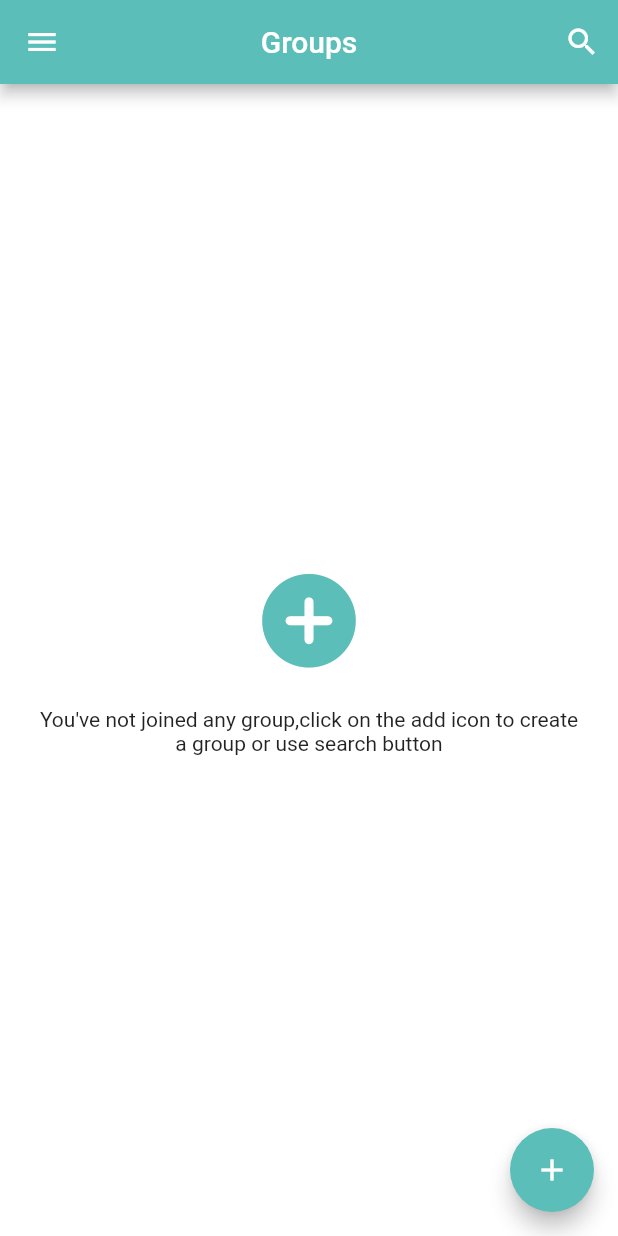
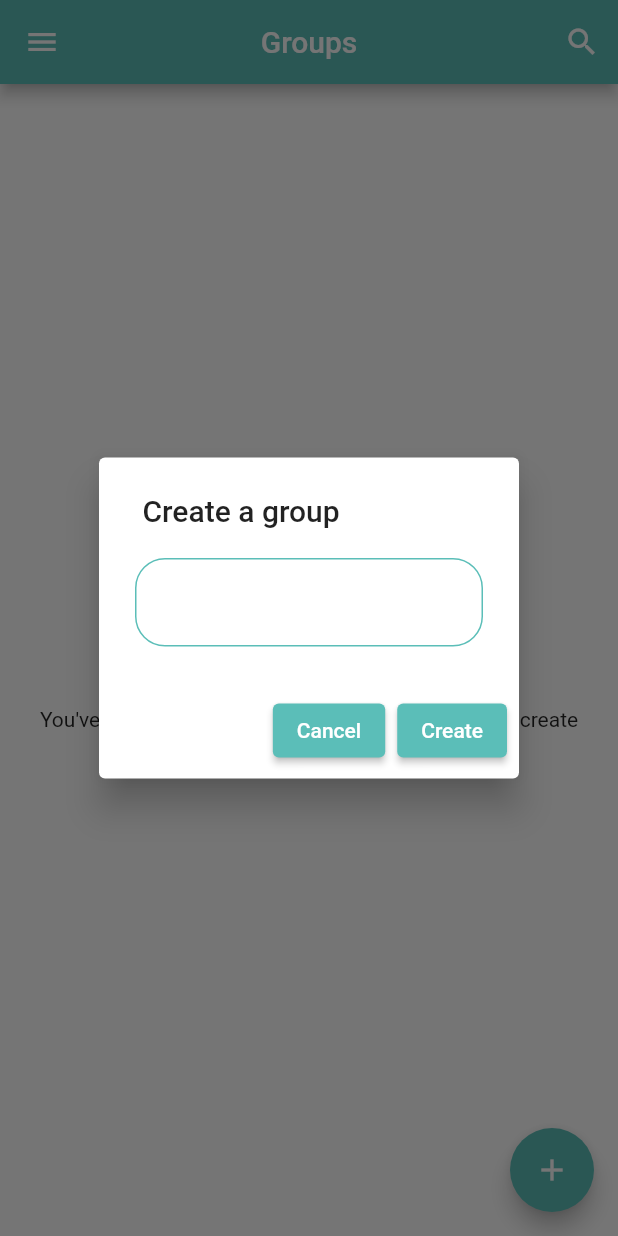
Before and after one commit to aakashshivgan/vchatFlutterApp, a Flutter app: the HomePage screen opened directly, after a tap on the "add" icon, on a phone screen of 412 x 824 dp. Run offline on Flutter 3.47's test engine with Material 2 defaults, Android fonts, the light colour scheme and no system bars; our stand-ins replace cloud_firestore, firebase_auth, firebase_core, shared_preferences; accounts and stored records are empty.

Commit message:
created group and showed on homepage

```diff
--- a/lib/pages/home_page.dart
+++ b/lib/pages/home_page.dart
@@ -7,6 +7,7 @@ import 'package:vechat/services/database_service.dart';
 import 'package:vechat/widgets/widgets.dart';
 import 'package:vechat/pages/search_page.dart';
 
+import '../widgets/group_tile.dart';
 import 'auth/login_page.dart';
 
 class HomePage extends StatefulWidget {
@@ -21,11 +22,22 @@ class _HomePageState extends State<HomePage> {
   String email = "";
   AuthServices authServices = AuthServices();
   Stream? groups;
+  bool _isLoading = false;
+  String groupName = "";
 
   @override
   void initState() {
     super.initState();
     gettingUserData();
+  }
+
+// String Manipulation
+  String getId(String res) {
+    return res.substring(0, res.indexOf("_"));
+  }
+
+  String getName(String res) {
+    return res.substring(res.indexOf("_") + 1);
   }
 
   gettingUserData() async {
@@ -169,7 +181,17 @@ class _HomePageState extends State<HomePage> {
         if (snapshot.hasData) {
           if (snapshot.data["groups"] != Null) {
             if (snapshot.data["groups"].length != 0) {
-              return const Text("hello");
+              return ListView.builder(
+                  itemCount: snapshot.data['groups'].length,
+                  itemBuilder: ((context, index) {
+                    int reverseIndex =
+                        snapshot.data["groups"].length - index - 1;
+                    return GroupTile(
+                        username: snapshot.data["Fullname"],
+                        groupId: getId(snapshot.data["groups"][reverseIndex]),
+                        groupName:
+                            getName(snapshot.data["groups"][reverseIndex]));
+                  }));
             } else {
               return noGroupWidgets();
             }
@@ -186,7 +208,85 @@ class _HomePageState extends State<HomePage> {
     );
   }
 
-  popUpDialog(BuildContext context) {}
+  popUpDialog(BuildContext context) {
+    showDialog(
+        barrierDismissible: false,
+        context: context,
+        builder: (context) {
+          return StatefulBuilder(builder: (context, setState) {
+            return AlertDialog(
+              elevation: 10,
+              title: const Text(
+                " Create a group",
+                textAlign: TextAlign.left,
+              ),
+              content: Column(
+                mainAxisSize: MainAxisSize.min,
+                children: [
+                  _isLoading == true
+                      ? Center(
+                          child: CircularProgressIndicator(
+                            color: Theme.of(context).primaryColor,
+                          ),
+                        )
+                      : TextField(
+                          onChanged: (val) {
+                            setState(() {
+                              groupName = val;
+                            });
+                          },
+                          decoration: InputDecoration(
+                            enabledBorder: OutlineInputBorder(
+                                borderSide: BorderSide(
+                                    color: Theme.of(context).primaryColor),
+                                borderRadius: BorderRadius.circular(20)),
+                            focusedBorder: OutlineInputBorder(
+                                borderSide: BorderSide(
+                                    color: Theme.of(context).primaryColor),
+                                borderRadius: BorderRadius.circular(20)),
+                            errorBorder: OutlineInputBorder(
+                                borderSide: const BorderSide(color: Colors.red),
+                                borderRadius: BorderRadius.circular(20)),
+                          ),
+                        ),
+                ],
+              ),
+              actions: [
+                ElevatedButton(
+                  onPressed: () {
+                    Navigator.of(context).pop();
+                  },
+                  style: ElevatedButton.styleFrom(
+                      primary: Theme.of(context).primaryColor),
+                  child: const Text("Cancel"),
+                ),
+                ElevatedButton(
+                  onPressed: () async {
+                    if (groupName != "") {
+                      setState(() {
+                        _isLoading = true;
+                      });
+                      DatabaseService(
+                              uid: FirebaseAuth.instance.currentUser!.uid)
+                          .createGroup(username,
+                              FirebaseAuth.instance.currentUser!.uid, groupName)
+                          .whenComplete(() {
+                        _isLoading = false;
+                      });
+                      Navigator.of(context).pop();
+                      showSnackBar(
+                          context, Colors.green, "Group created successfully");
+                    }
+                  },
+                  style: ElevatedButton.styleFrom(
+                      primary: Theme.of(context).primaryColor),
+                  child: const Text("Create"),
+                ),
+              ],
+            );
+          });
+        });
+  }
 
   noGroupWidgets() {
     return Container(
@@ -195,10 +295,15 @@ class _HomePageState extends State<HomePage> {
         mainAxisAlignment: MainAxisAlignment.center,
         crossAxisAlignment: CrossAxisAlignment.center,
         children: [
-          Icon(
-            Icons.add_circle_rounded,
-            size: 75,
-            color: Theme.of(context).primaryColor,
+          GestureDetector(
+            onTap: () {
+              popUpDialog(context);
+            },
+            child: Icon(
+              Icons.add_circle_rounded,
+              size: 75,
+              color: Theme.of(context).primaryColor,
+            ),
           ),
           const SizedBox(
             height: 20,
```
Also changed, not shown: lib/pages/chat_page.dart (added, +17 -0 lines), lib/services/database_service.dart (+24 -0 lines), lib/widgets/group_tile.dart (added, +56 -0 lines).
